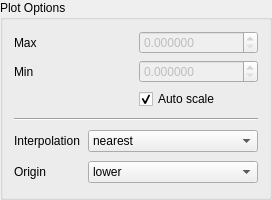
Before: the Qt Designer form xpaxs/frontend/ui/ui_plotoptions.ui in praxes/praxes, drawn with Qt 5.
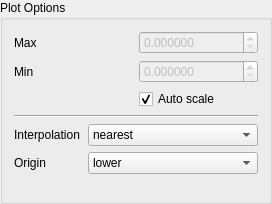
After: the same form once the commit is applied.

The edit to the form file:
```diff
--- a/xpaxs/frontend/ui/ui_plotoptions.ui
+++ b/xpaxs/frontend/ui/ui_plotoptions.ui
@@ -7,7 +7,7 @@
     <x>0</x>
     <y>0</y>
     <width>272</width>
-    <height>200</height>
+    <height>204</height>
    </rect>
   </property>
   <property name="title">
@@ -252,6 +252,19 @@
      </layout>
     </widget>
    </item>
+   <item>
+    <spacer name="verticalSpacer">
+     <property name="orientation">
+      <enum>Qt::Vertical</enum>
+     </property>
+     <property name="sizeHint" stdset="0">
+      <size>
+       <width>20</width>
+       <height>40</height>
+      </size>
+     </property>
+    </spacer>
+   </item>
   </layout>
  </widget>
  <resources/>
```
